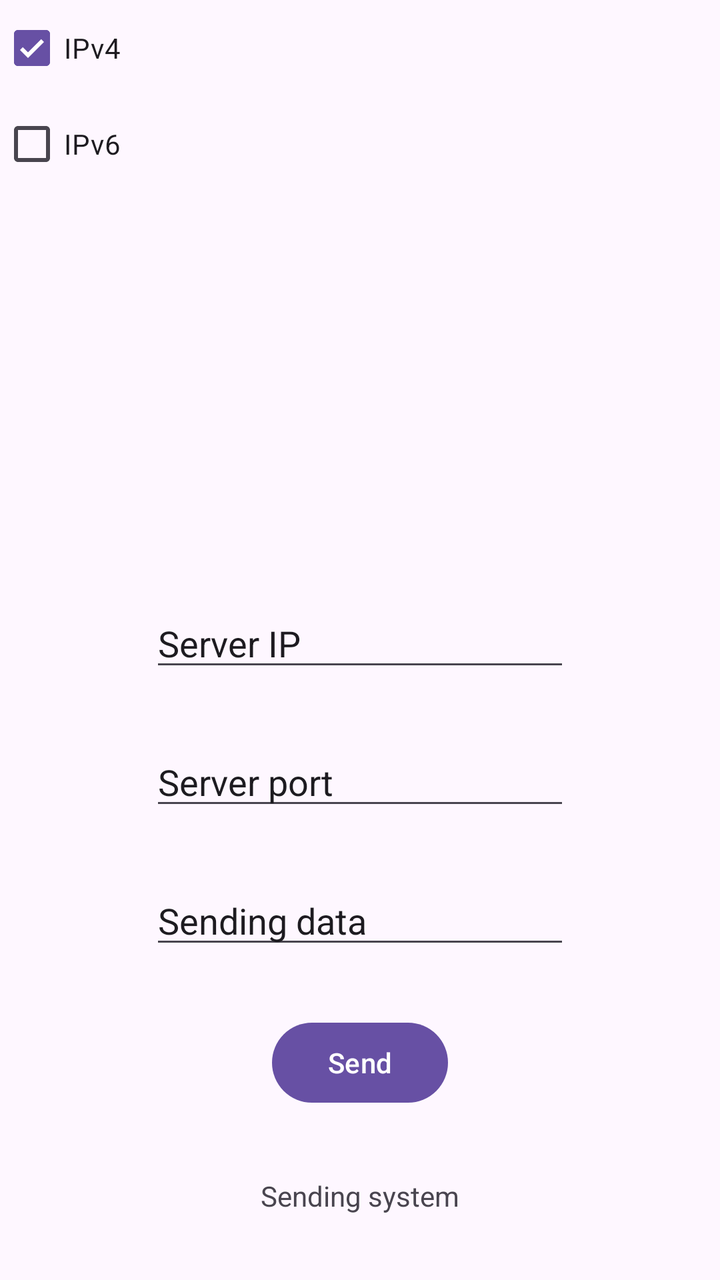
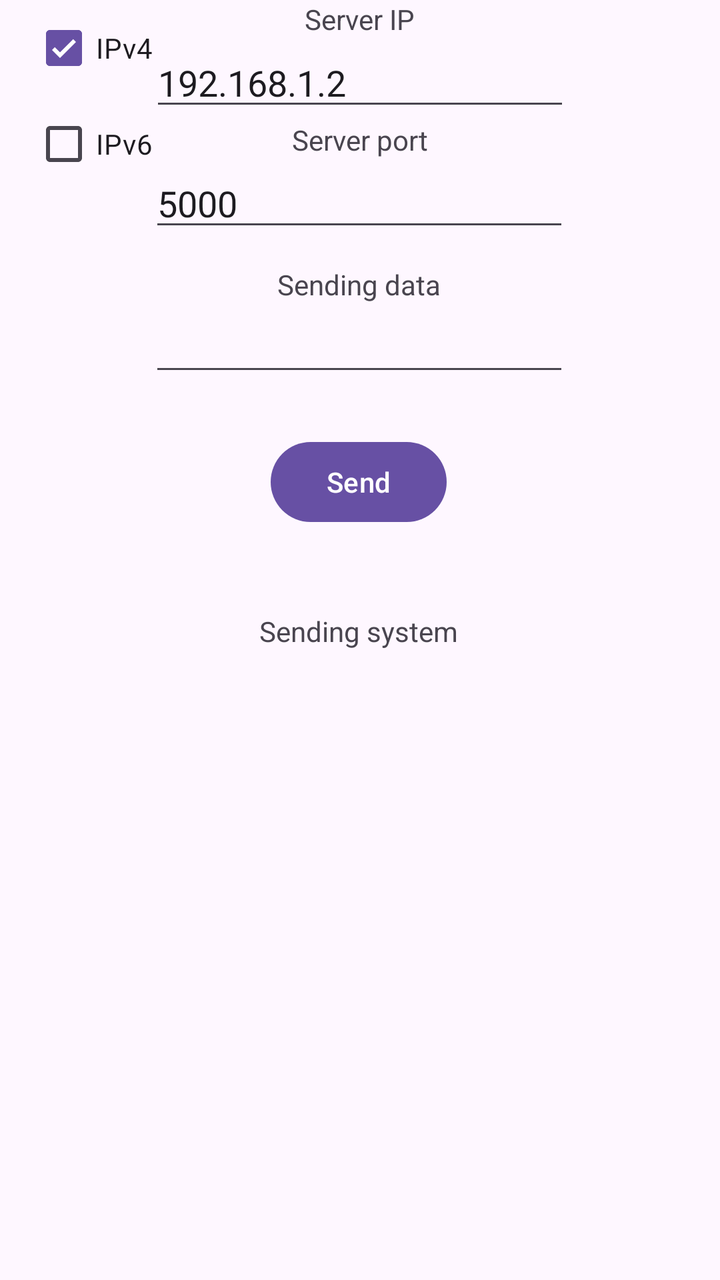

Screens rendered from an Android XML layout before and after an edit, with the pre-edit source and the edit as a unified diff.
<!-- AndroidManifest.xml: application theme Theme.SendingSystemClient -->
<!-- res/layout/activity_main.xml -->
<?xml version="1.0" encoding="utf-8"?>
<androidx.constraintlayout.widget.ConstraintLayout xmlns:android="http://schemas.android.com/apk/res/android"
    xmlns:app="http://schemas.android.com/apk/res-auto"
    xmlns:tools="http://schemas.android.com/tools"
    android:id="@+id/main"
    android:layout_width="match_parent"
    android:layout_height="match_parent"
    tools:context=".MainActivity">

    <TextView
        android:layout_width="wrap_content"
        android:layout_height="wrap_content"
        android:text="@string/sending_system"
        app:layout_constraintBottom_toBottomOf="parent"
        app:layout_constraintEnd_toEndOf="parent"
        app:layout_constraintStart_toStartOf="parent"
        app:layout_constraintTop_toBottomOf="@+id/button" />

    <EditText
        android:id="@+id/editTextServerPort"
        android:layout_width="wrap_content"
        android:layout_height="wrap_content"
        android:layout_marginTop="28dp"
        android:autofillHints="1-65536"
        android:ems="10"
        android:inputType="number"
        android:text="@string/server_port"
        app:layout_constraintEnd_toEndOf="parent"
        app:layout_constraintStart_toStartOf="parent"
        app:layout_constraintTop_toBottomOf="@+id/editTextServerIP"
        tools:ignore="LabelFor" />

    <EditText
        android:id="@+id/editTextServerIP"
        android:layout_width="wrap_content"
        android:layout_height="wrap_content"
        android:autofillHints="192.168.1.2"
        android:ems="10"
        android:inputType="text"
        android:text="@string/server_ip"
        app:layout_constraintBottom_toBottomOf="parent"
        app:layout_constraintEnd_toEndOf="parent"
        app:layout_constraintStart_toStartOf="parent"
        app:layout_constraintTop_toTopOf="parent"
        tools:ignore="LabelFor" />

    <EditText
        android:layout_marginTop="28dp"
        android:id="@+id/editTextSendingData"
        android:layout_width="wrap_content"
        android:layout_height="wrap_content"
        android:autofillHints="something"
        android:ems="10"
        android:inputType="text"
        android:text="@string/sending_data"
        app:layout_constraintEnd_toEndOf="parent"
        app:layout_constraintStart_toStartOf="parent"
        app:layout_constraintTop_toBottomOf="@+id/editTextServerPort"
        tools:ignore="LabelFor" />

    <CheckBox
        android:id="@+id/checkBoxIPv4"
        android:layout_width="wrap_content"
        android:layout_height="wrap_content"
        android:text="@string/ipv4"
        android:checked="true"
        app:layout_constraintStart_toStartOf="parent"
        app:layout_constraintTop_toTopOf="parent" />

    <CheckBox
        android:id="@+id/checkBoxIPv6"
        android:layout_width="wrap_content"
        android:layout_height="wrap_content"
        android:text="@string/ipv6"
        app:layout_constraintStart_toStartOf="parent"
        app:layout_constraintTop_toBottomOf="@+id/checkBoxIPv4" />

    <Button
        android:id="@+id/button"
        android:layout_width="wrap_content"
        android:layout_height="wrap_content"
        android:layout_marginTop="28dp"
        android:text="@string/send"
        app:layout_constraintEnd_toEndOf="parent"
        app:layout_constraintStart_toStartOf="parent"
        app:layout_constraintTop_toBottomOf="@+id/editTextSendingData" />

</androidx.constraintlayout.widget.ConstraintLayout>
<!-- resources referenced by this layout -->
<resources>
  <string name="ipv4">IPv4</string>
  <string name="ipv6">IPv6</string>
  <string name="send">Send</string>
  <string name="sending_data">Sending data</string>
  <string name="sending_system">Sending system</string>
  <string name="server_ip">Server IP</string>
  <string name="server_port">Server port</string>
  <style name="Theme.SendingSystemClient" parent="Base.Theme.SendingSystemClient" />
  <style name="Base.Theme.SendingSystemClient" parent="Theme.Material3.DayNight.NoActionBar">
          
          
      </style>
</resources>

<!-- the commit's change to res/layout/activity_main.xml (unified diff, before → after) -->
@@ -7,28 +7,49 @@
     android:layout_height="match_parent"
     tools:context=".MainActivity">
 
-    <TextView
+
+    <EditText
+        android:id="@+id/editTextSendingData"
         android:layout_width="wrap_content"
         android:layout_height="wrap_content"
-        android:text="@string/sending_system"
-        app:layout_constraintBottom_toBottomOf="parent"
+        android:autofillHints="something"
+        android:ems="10"
+        android:inputType="text"
+        android:text=""
+        app:layout_constraintEnd_toEndOf="parent"
+        app:layout_constraintHorizontal_bias="0.497"
+        app:layout_constraintStart_toStartOf="parent"
+        app:layout_constraintTop_toBottomOf="@+id/textView4"
+        tools:ignore="LabelFor" />
+
+    <TextView
+        android:id="@+id/textView"
+        android:layout_width="wrap_content"
+        android:layout_height="wrap_content"
+        android:text="@string/server_ip"
         app:layout_constraintEnd_toEndOf="parent"
         app:layout_constraintStart_toStartOf="parent"
-        app:layout_constraintTop_toBottomOf="@+id/button" />
+        app:layout_constraintTop_toTopOf="parent" />
 
-    <EditText
-        android:id="@+id/editTextServerPort"
+    <TextView
+        android:id="@+id/textView3"
         android:layout_width="wrap_content"
         android:layout_height="wrap_content"
-        android:layout_marginTop="28dp"
-        android:autofillHints="1-65536"
-        android:ems="10"
-        android:inputType="number"
         android:text="@string/server_port"
         app:layout_constraintEnd_toEndOf="parent"
         app:layout_constraintStart_toStartOf="parent"
-        app:layout_constraintTop_toBottomOf="@+id/editTextServerIP"
-        tools:ignore="LabelFor" />
+        app:layout_constraintTop_toBottomOf="@+id/editTextServerIP" />
+
+    <TextView
+        android:id="@+id/textView4"
+        android:layout_width="wrap_content"
+        android:layout_height="wrap_content"
+        android:layout_marginTop="12dp"
+        android:text="@string/sending_data"
+        app:layout_constraintEnd_toEndOf="parent"
+        app:layout_constraintHorizontal_bias="0.498"
+        app:layout_constraintStart_toStartOf="parent"
+        app:layout_constraintTop_toBottomOf="@+id/editTextServerPort" />
 
     <EditText
         android:id="@+id/editTextServerIP"
@@ -37,33 +58,56 @@
         android:autofillHints="192.168.1.2"
         android:ems="10"
         android:inputType="text"
-        android:text="@string/server_ip"
-        app:layout_constraintBottom_toBottomOf="parent"
+        android:text="@string/default_server"
         app:layout_constraintEnd_toEndOf="parent"
         app:layout_constraintStart_toStartOf="parent"
-        app:layout_constraintTop_toTopOf="parent"
+        app:layout_constraintTop_toBottomOf="@+id/textView"
         tools:ignore="LabelFor" />
 
     <EditText
-        android:layout_marginTop="28dp"
-        android:id="@+id/editTextSendingData"
+        android:id="@+id/editTextServerPort"
         android:layout_width="wrap_content"
         android:layout_height="wrap_content"
-        android:autofillHints="something"
+        android:autofillHints="1-65536"
         android:ems="10"
-        android:inputType="text"
-        android:text="@string/sending_data"
+        android:inputType="number"
+        android:text="@string/default_port"
         app:layout_constraintEnd_toEndOf="parent"
+        app:layout_constraintHorizontal_bias="0.497"
         app:layout_constraintStart_toStartOf="parent"
-        app:layout_constraintTop_toBottomOf="@+id/editTextServerPort"
+        app:layout_constraintTop_toBottomOf="@+id/textView3"
         tools:ignore="LabelFor" />
+
+    <Button
+        android:id="@+id/button"
+        android:layout_width="wrap_content"
+        android:layout_height="wrap_content"
+        android:layout_marginTop="24dp"
+        android:text="@string/send"
+        app:layout_constraintEnd_toEndOf="parent"
+        app:layout_constraintHorizontal_bias="0.498"
+        app:layout_constraintStart_toStartOf="parent"
+        app:layout_constraintTop_toBottomOf="@+id/editTextSendingData" />
+
+    <TextView
+        android:id="@+id/textView2"
+        android:layout_width="wrap_content"
+        android:layout_height="wrap_content"
+        android:text="@string/sending_system"
+        app:layout_constraintBottom_toBottomOf="parent"
+        app:layout_constraintEnd_toEndOf="parent"
+        app:layout_constraintHorizontal_bias="0.498"
+        app:layout_constraintStart_toStartOf="parent"
+        app:layout_constraintTop_toBottomOf="@+id/button"
+        app:layout_constraintVertical_bias="0.115" />
 
     <CheckBox
         android:id="@+id/checkBoxIPv4"
         android:layout_width="wrap_content"
         android:layout_height="wrap_content"
+        android:layout_marginStart="16dp"
+        android:checked="true"
         android:text="@string/ipv4"
-        android:checked="true"
         app:layout_constraintStart_toStartOf="parent"
         app:layout_constraintTop_toTopOf="parent" />
 
@@ -72,17 +116,7 @@
         android:layout_width="wrap_content"
         android:layout_height="wrap_content"
         android:text="@string/ipv6"
-        app:layout_constraintStart_toStartOf="parent"
+        app:layout_constraintStart_toStartOf="@+id/checkBoxIPv4"
         app:layout_constraintTop_toBottomOf="@+id/checkBoxIPv4" />
 
-    <Button
-        android:id="@+id/button"
-        android:layout_width="wrap_content"
-        android:layout_height="wrap_content"
-        android:layout_marginTop="28dp"
-        android:text="@string/send"
-        app:layout_constraintEnd_toEndOf="parent"
-        app:layout_constraintStart_toStartOf="parent"
-        app:layout_constraintTop_toBottomOf="@+id/editTextSendingData" />
-
 </androidx.constraintlayout.widget.ConstraintLayout>
<!-- resource entries referenced after the edit -->
@@ -1,5 +1,7 @@
 <!-- resources referenced by this layout -->
 <resources>
+  <string name="default_port">5000</string>
+  <string name="default_server">192.168.1.2</string>
   <string name="ipv4">IPv4</string>
   <string name="ipv6">IPv6</string>
   <string name="send">Send</string>
